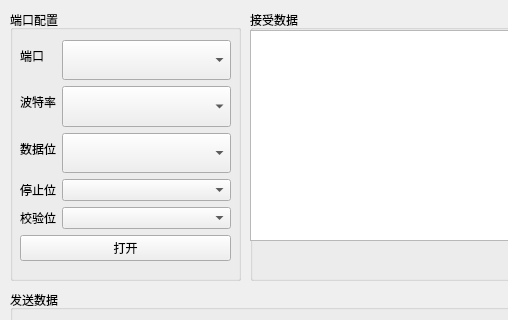
EvanJonQiu/serialclient, file serialclient.ui: the form before one commit; both pictures show x 0 to 508 and y 0 to 320 of the 800 by 600 pixel window.
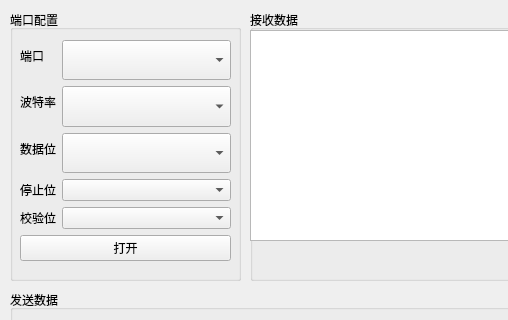
The form after the commit.

What changed in the file:
```diff
--- a/serialclient.ui
+++ b/serialclient.ui
@@ -168,7 +168,7 @@
     </rect>
    </property>
    <property name="title">
-    <string>接受数据</string>
+    <string>接收数据</string>
    </property>
    <widget class="QPlainTextEdit" name="ctrlReceiveEdit">
     <property name="geometry">
```
